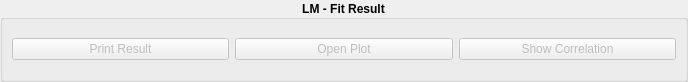
This is kmap/ui/lmfitresult.ui in brands-d/kMap as Qt 5 draws it before an edit. The edited form follows.
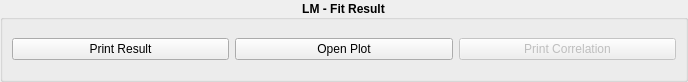
This is the edited form.

```diff
--- a/kmap/ui/lmfitresult.ui
+++ b/kmap/ui/lmfitresult.ui
@@ -44,7 +44,7 @@
       <item>
        <widget class="QPushButton" name="result_button">
         <property name="enabled">
-         <bool>false</bool>
+         <bool>true</bool>
         </property>
         <property name="font">
          <font>
@@ -60,7 +60,7 @@
       <item>
        <widget class="QPushButton" name="plot_button">
         <property name="enabled">
-         <bool>false</bool>
+         <bool>true</bool>
         </property>
         <property name="font">
          <font>
@@ -85,7 +85,7 @@
          </font>
         </property>
         <property name="text">
-         <string>Show Correlation</string>
+         <string>Print Correlation</string>
         </property>
        </widget>
       </item>
```
